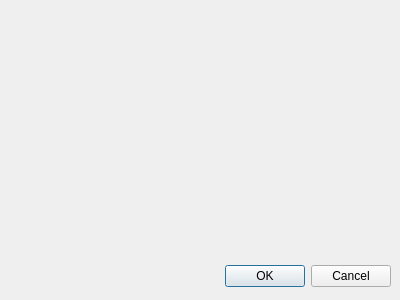
Old version of the form editteamdiag.ui in the repository stefanmarjanovic/Comp.
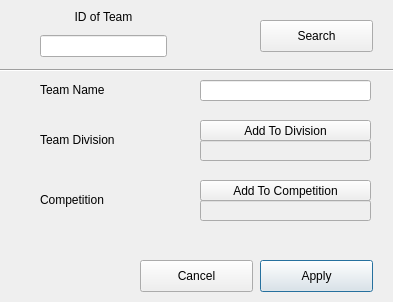
New version of the form.

Patch:
```diff
--- a/editteamdiag.ui
+++ b/editteamdiag.ui
@@ -6,27 +6,219 @@
    <rect>
     <x>0</x>
     <y>0</y>
-    <width>400</width>
-    <height>300</height>
+    <width>393</width>
+    <height>302</height>
    </rect>
   </property>
   <property name="windowTitle">
    <string>Dialog</string>
   </property>
-  <widget class="QDialogButtonBox" name="buttonBox">
+  <widget class="QLineEdit" name="teamName">
    <property name="geometry">
     <rect>
-     <x>50</x>
-     <y>260</y>
-     <width>341</width>
-     <height>32</height>
+     <x>200</x>
+     <y>80</y>
+     <width>171</width>
+     <height>21</height>
+    </rect>
+   </property>
+  </widget>
+  <widget class="QLabel" name="label_3">
+   <property name="geometry">
+    <rect>
+     <x>40</x>
+     <y>190</y>
+     <width>121</width>
+     <height>20</height>
+    </rect>
+   </property>
+   <property name="text">
+    <string>Competition</string>
+   </property>
+  </widget>
+  <widget class="QPushButton" name="compSearch">
+   <property name="geometry">
+    <rect>
+     <x>200</x>
+     <y>180</y>
+     <width>171</width>
+     <height>21</height>
+    </rect>
+   </property>
+   <property name="text">
+    <string>Add To Competition</string>
+   </property>
+  </widget>
+  <widget class="QLineEdit" name="divisionID">
+   <property name="enabled">
+    <bool>false</bool>
+   </property>
+   <property name="geometry">
+    <rect>
+     <x>200</x>
+     <y>140</y>
+     <width>171</width>
+     <height>21</height>
+    </rect>
+   </property>
+   <property name="acceptDrops">
+    <bool>false</bool>
+   </property>
+  </widget>
+  <widget class="QLabel" name="label_2">
+   <property name="geometry">
+    <rect>
+     <x>40</x>
+     <y>80</y>
+     <width>121</width>
+     <height>20</height>
+    </rect>
+   </property>
+   <property name="text">
+    <string>Team Name</string>
+   </property>
+  </widget>
+  <widget class="QLabel" name="label_7">
+   <property name="geometry">
+    <rect>
+     <x>40</x>
+     <y>130</y>
+     <width>121</width>
+     <height>20</height>
+    </rect>
+   </property>
+   <property name="text">
+    <string>Team Division</string>
+   </property>
+  </widget>
+  <widget class="QPushButton" name="divisionSearch">
+   <property name="geometry">
+    <rect>
+     <x>200</x>
+     <y>120</y>
+     <width>171</width>
+     <height>21</height>
+    </rect>
+   </property>
+   <property name="text">
+    <string>Add To Division</string>
+   </property>
+  </widget>
+  <widget class="QLineEdit" name="compID">
+   <property name="enabled">
+    <bool>false</bool>
+   </property>
+   <property name="geometry">
+    <rect>
+     <x>200</x>
+     <y>200</y>
+     <width>171</width>
+     <height>21</height>
+    </rect>
+   </property>
+   <property name="acceptDrops">
+    <bool>false</bool>
+   </property>
+  </widget>
+  <widget class="Line" name="line">
+   <property name="geometry">
+    <rect>
+     <x>-10</x>
+     <y>60</y>
+     <width>461</width>
+     <height>20</height>
     </rect>
    </property>
    <property name="orientation">
     <enum>Qt::Horizontal</enum>
    </property>
-   <property name="standardButtons">
-    <set>QDialogButtonBox::Cancel|QDialogButtonBox::Ok</set>
+  </widget>
+  <widget class="QPushButton" name="search">
+   <property name="geometry">
+    <rect>
+     <x>260</x>
+     <y>20</y>
+     <width>113</width>
+     <height>32</height>
+    </rect>
+   </property>
+   <property name="autoFillBackground">
+    <bool>false</bool>
+   </property>
+   <property name="text">
+    <string>Search</string>
+   </property>
+   <property name="autoDefault">
+    <bool>false</bool>
+   </property>
+   <property name="default">
+    <bool>false</bool>
+   </property>
+   <property name="flat">
+    <bool>false</bool>
+   </property>
+  </widget>
+  <widget class="QWidget" name="layoutWidget">
+   <property name="geometry">
+    <rect>
+     <x>40</x>
+     <y>10</y>
+     <width>127</width>
+     <height>47</height>
+    </rect>
+   </property>
+   <layout class="QVBoxLayout" name="verticalLayout">
+    <item>
+     <widget class="QLabel" name="label_8">
+      <property name="text">
+       <string>ID of Team</string>
+      </property>
+      <property name="alignment">
+       <set>Qt::AlignHCenter|Qt::AlignTop</set>
+      </property>
+     </widget>
+    </item>
+    <item>
+     <widget class="QLineEdit" name="id"/>
+    </item>
+   </layout>
+  </widget>
+  <widget class="QPushButton" name="apply">
+   <property name="geometry">
+    <rect>
+     <x>260</x>
+     <y>260</y>
+     <width>113</width>
+     <height>32</height>
+    </rect>
+   </property>
+   <property name="autoFillBackground">
+    <bool>false</bool>
+   </property>
+   <property name="text">
+    <string>Apply</string>
+   </property>
+   <property name="autoDefault">
+    <bool>false</bool>
+   </property>
+   <property name="default">
+    <bool>true</bool>
+   </property>
+   <property name="flat">
+    <bool>false</bool>
+   </property>
+  </widget>
+  <widget class="QPushButton" name="cancel">
+   <property name="geometry">
+    <rect>
+     <x>140</x>
+     <y>260</y>
+     <width>113</width>
+     <height>32</height>
+    </rect>
+   </property>
+   <property name="text">
+    <string>Cancel</string>
    </property>
   </widget>
  </widget>
```
Left out of the diff: 35 changed lines with no effect on the pictures.
